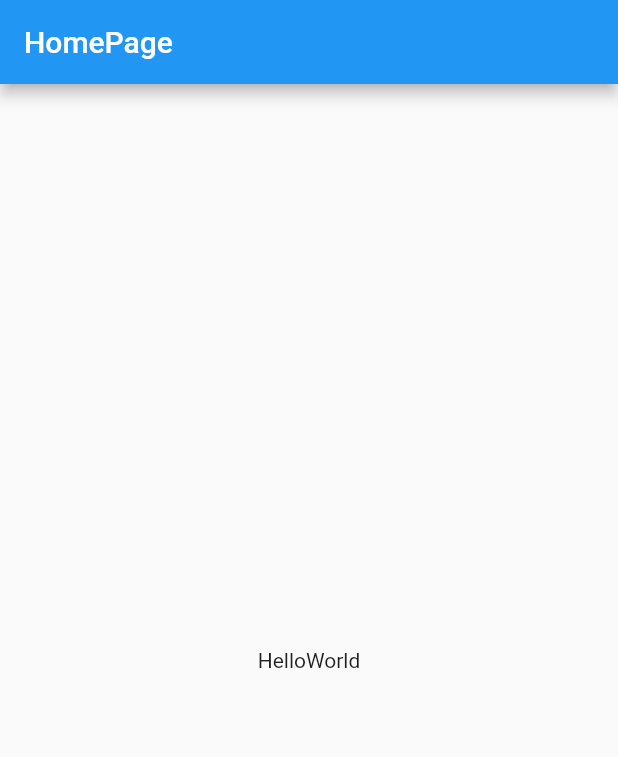
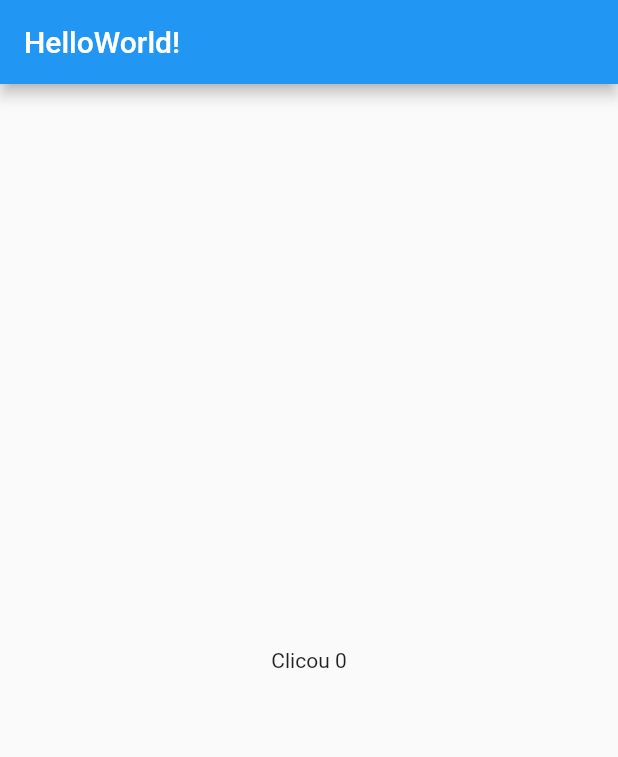
Before and after one commit to natanael-vieira/hello_world, a Flutter app: the screen it shows after launch, on a phone screen of 412 x 824 dp. Shown: the top 757 px of the screen. Run offline on Flutter 3.47's test engine with Material 2 defaults, Android fonts, the phone set to English and light mode, and no system bars.

Commit message:
Update hello_word
Mudança do contador de StateLess para StateFull

```diff
--- /dev/null
+++ b/lib/home_controller.dart
@@ -0,0 +1,20 @@
+import 'package:flutter/cupertino.dart';
+
+class HomeController extends InheritedNotifier<ValueNotifier> {
+  HomeController({Key? key, required Widget child})
+      : super(
+          key: key,
+          child: child,
+          notifier: ValueNotifier(0),
+        );
+
+  static HomeController of(BuildContext context) {
+    return context.dependOnInheritedWidgetOfExactType<HomeController>()!;
+  }
+
+  int get value => notifier!.value;
+
+  increment() {
+    notifier!.value++;
+  }
+}
--- a/lib/home_page.dart
+++ b/lib/home_page.dart
@@ -1,22 +1,59 @@
+import 'dart:developer';
+
 import 'package:flutter/material.dart';
+import 'package:hello_world/home_controller.dart';
 
-class HomePage extends StatelessWidget {
+/*class HomePage extends StatelessWidget {
   const HomePage({Key? key}) : super(key: key);
+
+  @override
+  Widget build(BuildContext context) {
+    var controller = HomeController.of(context);
+    return Scaffold(
+      appBar: AppBar(
+        title: Text('HelloWorld!'),
+      ),
+      body: Center(
+        child: Text('Clicou ${controller.value}'),
+      ),
+      floatingActionButton: FloatingActionButton(
+        child: Icon(Icons.add),
+        onPressed: () {
+          controller.increment();
+        },
+      ),
+    );
+  }
+}
+*/
+
+class HomePage extends StatefulWidget {
+  const HomePage({Key? key}) : super(key: key);
+
+  @override
+  State<HomePage> createState() => _HomePageState();
+}
+
+class _HomePageState extends State<HomePage> {
+  var counter = 0;
 
   @override
   Widget build(BuildContext context) {
     return Scaffold(
       appBar: AppBar(
-        title: Text('HomePage'),
+        title: Text('HelloWorld!'),
       ),
       body: Center(
-        child: Text('HelloWorld'),
+        child: Text('Clicou $counter'),
       ),
       floatingActionButton: FloatingActionButton(
         child: Icon(Icons.add),
         onPressed: () {
-        print('Clicou');
-      },
+          setState(() {
+            counter++;
+          });
+
+        },
       ),
     );
   }
--- a/lib/myapp.dart
+++ b/lib/myapp.dart
@@ -1,4 +1,5 @@
 import 'package:flutter/material.dart';
+import 'package:hello_world/home_controller.dart';
 
 import 'home_page.dart';
 
@@ -7,8 +8,10 @@ class MyApp extends StatelessWidget {
 
   @override
   Widget build(BuildContext context) {
-    return const MaterialApp(
-      home: HomePage(),
+    return MaterialApp(
+      home: HomeController(
+        child: HomePage(),
+      ),
     );
   }
 }
```
